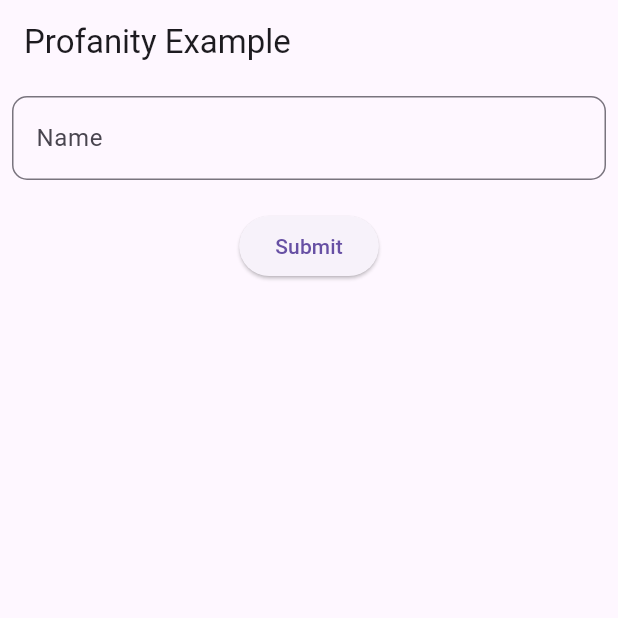
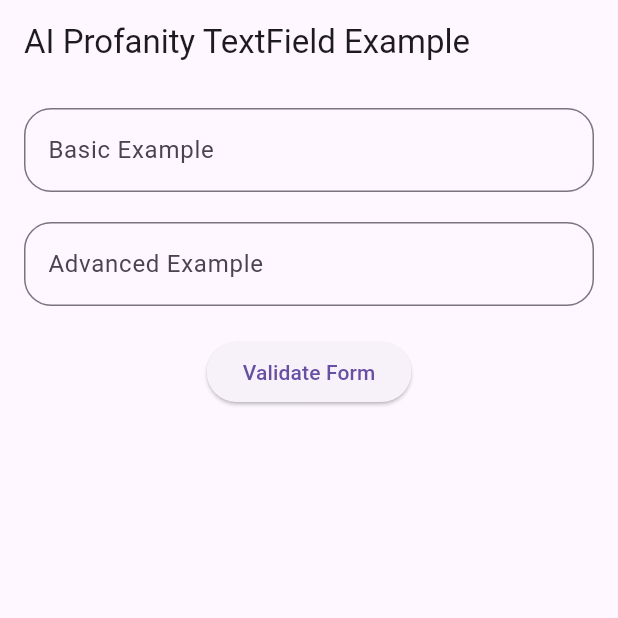
Before and after one commit to MCHTSEN/ai_profanity_textfield, a Flutter app: the screen it shows after launch, on a phone screen of 412 x 824 dp, the top half of it. Run offline on Flutter 3.47's test engine with Material 3 defaults, Android fonts, the phone set to English and light mode, and no system bars; our stand-ins replace flutter_dotenv, google_generative_ai.

Commit message:
optimized validation state managment

```diff
--- a/example/lib/main.dart
+++ b/example/lib/main.dart
@@ -1,6 +1,5 @@
+import 'package:flutter/material.dart';
 import 'package:ai_profanity_textfield/profanity.dart';
-import 'package:flutter/material.dart';
-import 'package:ai_profanity_textfield/src/profanity_widget.dart';
 
 void main() {
   runApp(const MyApp());
@@ -11,106 +10,114 @@ class MyApp extends StatelessWidget {
 
   @override
   Widget build(BuildContext context) {
-    return const MaterialApp(
-      title: 'Profanity Example',
+    return MaterialApp(
+      title: 'AI Profanity TextField Demo',
       debugShowCheckedModeBanner: false,
-      home: ProfanityExample(),
+      theme: ThemeData(
+        primarySwatch: Colors.blue,
+        useMaterial3: true,
+      ),
+      home: const MyHomePage(),
     );
   }
 }
 
-class ProfanityExample extends StatefulWidget {
-  const ProfanityExample({super.key});
+class MyHomePage extends StatefulWidget {
+  const MyHomePage({super.key});
 
   @override
-  State<ProfanityExample> createState() => _ProfanityExampleState();
+  State<MyHomePage> createState() => _MyHomePageState();
 }
 
-class _ProfanityExampleState extends State<ProfanityExample> {
+class _MyHomePageState extends State<MyHomePage> {
   final _formKey = GlobalKey<FormState>();
-  late final GeminiService geminiService;
-
-  @override
-  void initState() {
-    geminiService =
-        GeminiService(apiKey: 'AIzaSyCmgv7RAHTpybOw1k2WyxG9PaFyQmgNU_M');
-
-    super.initState();
-  }
-
-  void _submitForm() {
-    if (_formKey.currentState?.validate() ?? false) {
-      // Form is valid
-      ScaffoldMessenger.of(context).showSnackBar(
-        const SnackBar(content: Text('Form Submitted Successfully')),
-      );
-    } else {
-      // Form is invalid
-      ScaffoldMessenger.of(context).showSnackBar(
-        const SnackBar(content: Text('Please fix the errors in the form')),
-      );
-    }
-  }
+  // Initialize your GeminiService here
+  final geminiService =
+      GeminiService(apiKey: 'YOUR_API_KEY');
 
   @override
   Widget build(BuildContext context) {
     return Scaffold(
       appBar: AppBar(
-          title: const Text('Profanity Example'),
+        title: const Text('AI Profanity TextField Example'),
       ),
       body: Padding(
-          padding: const EdgeInsets.all(8.0),
+        padding: const EdgeInsets.all(16.0),
         child: Form(
           key: _formKey,
           child: Column(
             children: [
+              // Basic usage
               ProfanityTextFormField(
+                geminiService: geminiService,
+                decoration: const InputDecoration(
+                  labelText: 'Basic Example',
+                  hintText: 'Type something...',
+                ),
+              ),
+              const SizedBox(height: 20),
+              // Advanced usage with callbacks
+              ProfanityTextFormField(
+                geminiService: geminiService,
+                debounceDuration: const Duration(milliseconds: 500),
+                profanityMessage:
+                    'Oops! Try a friendlier username.', // Custom message in Turkish
+                decoration: const InputDecoration(
+                  labelText: 'Advanced Example',
+                  hintText: 'Type something...',
+                ),
+                onProfanityDetected: (text) {
+                  ScaffoldMessenger.of(context).showSnackBar(
+                    SnackBar(
+                      content: Text('Profanity detected in: $text'),
+                      backgroundColor: Colors.red,
+                    ),
+                  );
+                },
+                onCleanText: (text) {
+                  ScaffoldMessenger.of(context).showSnackBar(
+                    const SnackBar(
+                      content: Text('Text is clean!'),
+                      backgroundColor: Colors.green,
+                    ),
+                  );
+                },
                 validators: [
-                    //add a validator here
                   (value) {
-                      if (value == null || value.isEmpty) {
-                        return 'This field is required';
+                    if (value != null && value.length < 3) {
+                      return 'Text must be at least 3 characters long';
                     }
                     return null;
                   },
                   (value) {
-                      if (value!.length < 6) {
-                        return 'Password must be at least 6 characters';
+                    if (value != null && !RegExp(r'\d').hasMatch(value)) {
+                      return 'Text must contain at least one number';
                     }
                     return null;
+                  }
+                ],
+                // clear text field when profanity is detected
+                clearOnProfanity: false,
+                // show an icon that indicates valid or invalid
+                showValidIcon: true,
+              ),
+
+              const SizedBox(height: 20),
+
+              ElevatedButton(
+                onPressed: () {
+                  if (_formKey.currentState!.validate()) {
+                    ScaffoldMessenger.of(context).showSnackBar(
+                      const SnackBar(content: Text('Form is valid!')),
+                    );
+                  }
                 },
-                    (value) {
-                      if (!value!.contains(RegExp(r'\d'))) {
-                        return 'Password must contain at least one number';
-                      }
-                      return null;
-                    },
-                  ],
-                  geminiService: geminiService,
-                  profanityDecoration: InputDecoration(
-                    errorText: 'Inappropriate content detected',
-                    errorStyle: const TextStyle(color: Colors.red),
-                    border: OutlineInputBorder(
-                      borderRadius: BorderRadius.circular(10),
-                      borderSide: const BorderSide(color: Colors.blue),
-                    ),
-                  ),
-                  decoration: InputDecoration(
-                    labelText: 'Name',
-                    border: OutlineInputBorder(
-                      borderRadius: BorderRadius.circular(10),
-                      borderSide: const BorderSide(color: Colors.blue),
-                    ),
-                  ),
-                ),
-                const SizedBox(height: 20),
-                ElevatedButton(
-                  onPressed: _submitForm,
-                  child: const Text('Submit'),
+                child: const Text('Validate Form'),
               ),
             ],
           ),
         ),
-        ));
+      ),
+    );
   }
 }
--- a/lib/profanity.dart
+++ b/lib/profanity.dart
@@ -1,5 +1,4 @@
 library ai_profanity_textfield;
 
 export 'src/gemini_service.dart';
-export 'src/profanity_textfield.dart';
 export 'src/profanity_widget.dart';
--- a/lib/src/profanity_widget.dart
+++ b/lib/src/profanity_widget.dart
@@ -1,36 +1,8 @@
 import 'package:ai_profanity_textfield/profanity.dart';
+import 'package:ai_profanity_textfield/src/validation_state.dart';
 import 'package:flutter/cupertino.dart';
 import 'package:flutter/material.dart';
 import 'dart:async';
-
-enum ValidationState {
-  initial,
-  valid,
-  invalid,
-  loading,
-}
-
-class ValidationResult {
-  final bool isValid;
-  final String? errorMessage;
-  final String? successMessage;
-
-  ValidationResult({
-    required this.isValid,
-    this.errorMessage,
-    this.successMessage,
-  });
-
-  static ValidationResult success([String? message]) => ValidationResult(
-        isValid: true,
-        successMessage: message,
-      );
-
-  static ValidationResult error(String message) => ValidationResult(
-        isValid: false,
-        errorMessage: message,
-      );
-}
 
 class ProfanityTextFormField extends StatefulWidget {
   final GeminiService geminiService;
@@ -62,6 +34,7 @@ class ProfanityTextFormField extends StatefulWidget {
   final Duration validationMessageDuration;
   final Function(ValidationState state)? onValidationStateChanged;
   final bool showValidIcon;
+  final String profanityMessage;
 
   const ProfanityTextFormField({
     super.key,
@@ -94,6 +67,7 @@ class ProfanityTextFormField extends StatefulWidget {
     this.validationMessageDuration = const Duration(seconds: 3),
     this.onValidationStateChanged,
     this.showValidIcon = true,
+    this.profanityMessage = 'Oops! Try a friendlier username.',
   });
 
   @override
@@ -131,8 +105,8 @@ class _ProfanityTextFormFieldState extends State<ProfanityTextFormField> {
         _hasProfanity = false;
         _isChecking = false;
         _lastCheckedText = null;
-        _validationState = ValidationState.initial;
-        _validationMessage = null;
+        _validationState = ValidationState.invalid;
+        _validationMessage = 'This field is required';
       });
       return;
     }
@@ -148,6 +122,17 @@ class _ProfanityTextFormFieldState extends State<ProfanityTextFormField> {
   Future<void> _validateText(String text) async {
     if (!mounted) return;
 
+    // Handle empty text case immediately
+    if (text.isEmpty) {
+      setState(() {
+        _hasProfanity = false;
+        _isChecking = false;
+        _validationState = ValidationState.invalid;
+        _validationMessage = 'This field is required';
+      });
+      return;
+    }
+
     setState(() {
       _isChecking = true;
       _validationState = ValidationState.loading;
@@ -155,7 +140,6 @@ class _ProfanityTextFormFieldState extends State<ProfanityTextFormField> {
     });
 
     try {
-      // Önce diğer validasyonları kontrol et
       if (widget.validators != null && widget.validators!.isNotEmpty) {
         for (final validator in widget.validators!) {
           final error = validator(text);
@@ -165,7 +149,7 @@ class _ProfanityTextFormFieldState extends State<ProfanityTextFormField> {
               _validationState = ValidationState.invalid;
               _validationMessage = error;
             });
-            return; // Validasyon hatası varsa Gemini kontrolüne geçme
+            return;
           }
         }
       }
@@ -180,7 +164,7 @@ class _ProfanityTextFormFieldState extends State<ProfanityTextFormField> {
           _hasProfanity = true;
           _isChecking = false;
           _validationState = ValidationState.invalid;
-          _validationMessage = 'Inappropriate content detected';
+          _validationMessage = widget.profanityMessage;
         });
 
         widget.onProfanityDetected?.call(text);
@@ -189,14 +173,13 @@ class _ProfanityTextFormFieldState extends State<ProfanityTextFormField> {
           _controller.clear();
           setState(() {
             _hasProfanity = false;
-            _validationState = ValidationState.initial;
-            _validationMessage = null;
+            _validationState = ValidationState.invalid;
+            _validationMessage = 'This field is required';
           });
         }
         return;
       }
 
-      // Tüm kontroller başarılı
       setState(() {
         _hasProfanity = false;
         _isChecking = false;
@@ -229,9 +212,10 @@ class _ProfanityTextFormFieldState extends State<ProfanityTextFormField> {
         child: Center(
           child: Padding(
             padding: const EdgeInsets.all(4.0),
-            child: AdaptiveProgressIndicator(
-              size: widget.progressIndicatorSize,
-            ),
+            child: SizedBox(
+                width: widget.progressIndicatorSize,
+                height: widget.progressIndicatorSize,
+                child: const CircularProgressIndicator.adaptive()),
           ),
         ),
       ),
@@ -253,6 +237,12 @@ class _ProfanityTextFormFieldState extends State<ProfanityTextFormField> {
       keyboardType: widget.keyboardType,
       textInputAction: widget.textInputAction,
       onChanged: _onChanged,
+      validator: (value) {
+        if (value == null || value.isEmpty) {
+          return 'This field is required';
+        }
+        return null;
+      },
       onFieldSubmitted: (text) {
         if (!widget.checkWhileTyping) {
           _validateText(text);
@@ -263,56 +253,58 @@ class _ProfanityTextFormFieldState extends State<ProfanityTextFormField> {
   }
 
   InputDecoration _getDecoration() {
-    if (_validationState == ValidationState.loading) {
-      return (widget.decoration ?? const InputDecoration()).copyWith(
-        suffixIcon: _buildLoadingIndicator(),
-      );
-    } else if (_validationState == ValidationState.invalid) {
-      return (widget.profanityDecoration ?? const InputDecoration()).copyWith(
-        errorText: _validationMessage,
-        errorStyle: const TextStyle(color: Colors.red),
-      );
-    } else if (_validationState == ValidationState.valid) {
-      return (widget.successDecoration ?? const InputDecoration()).copyWith(
-        helperText: _validationMessage,
-        helperStyle: const TextStyle(color: Colors.green),
-        suffixIcon: widget.showValidIcon
+    Color borderColor;
+    Widget? suffixIcon;
+
+    switch (_validationState) {
+      case ValidationState.loading:
+        borderColor = Colors.grey;
+        suffixIcon = _buildLoadingIndicator();
+        break;
+      case ValidationState.invalid:
+        borderColor = Colors.red;
+        suffixIcon = widget.showValidIcon
+            ? Icon(Icons.error, color: Colors.red)
+            : null;
+        break;
+      case ValidationState.valid:
+        borderColor = Colors.green;
+        suffixIcon = widget.showValidIcon
             ? const Icon(Icons.check_circle, color: Colors.green)
-            : null,
-      );
-    }
-    return widget.decoration ?? const InputDecoration();
-  }
-}
-
-class AdaptiveProgressIndicator extends StatelessWidget {
-  final double size;
-  final Color? color;
-
-  const AdaptiveProgressIndicator({
-    super.key,
-    this.size = 20,
-    this.color,
-  });
-
-  @override
-  Widget build(BuildContext context) {
-    final platform = Theme.of(context).platform;
-
-    if (platform == TargetPlatform.iOS || platform == TargetPlatform.macOS) {
-      return CupertinoActivityIndicator(
-        radius: size / 2,
-      );
+            : null;
+        break;
+      case ValidationState.initial:
+      default:
+        borderColor = Colors.black;
+        suffixIcon = null;
+        break;
     }
 
-    return SizedBox(
-      width: size,
-      height: size,
-      child: CircularProgressIndicator(
-        strokeWidth: 2,
-        valueColor:
-            color != null ? AlwaysStoppedAnimation<Color>(color!) : null,
+    return (widget.decoration ?? const InputDecoration()).copyWith(
+      border: OutlineInputBorder(
+        borderSide: BorderSide(color: borderColor),
+        borderRadius: BorderRadius.circular(18),
       ),
+      focusedBorder: OutlineInputBorder(
+        borderSide: BorderSide(color: borderColor),
+        borderRadius: BorderRadius.circular(18),
+      ),
+      errorBorder: OutlineInputBorder(
+        borderSide: const BorderSide(color: Colors.red),
+        borderRadius: BorderRadius.circular(18),
+      ),
+      focusedErrorBorder: OutlineInputBorder(
+        borderSide: const BorderSide(color: Colors.red),
+        borderRadius: BorderRadius.circular(18),
+      ),
+      suffixIcon: suffixIcon,
+      errorText: _validationState == ValidationState.invalid
+          ? _validationMessage
+          : null,
+      helperText:
+          _validationState == ValidationState.valid ? _validationMessage : null,
+      helperStyle: const TextStyle(color: Colors.green),
+      errorStyle: const TextStyle(color: Colors.red),
     );
   }
 }
--- /dev/null
+++ b/lib/src/validation_state.dart
@@ -0,0 +1,29 @@
+
+enum ValidationState {
+  initial,
+  valid,
+  invalid,
+  loading,
+}
+
+class ValidationResult {
+  final bool isValid;
+  final String? errorMessage;
+  final String? successMessage;
+
+  ValidationResult({
+    required this.isValid,
+    this.errorMessage,
+    this.successMessage,
+  });
+
+  static ValidationResult success([String? message]) => ValidationResult(
+        isValid: true,
+        successMessage: message,
+      );
+
+  static ValidationResult error(String message) => ValidationResult(
+        isValid: false,
+        errorMessage: message,
+      );
+}
```
Also changed, not shown: lib/src/profanity_textfield.dart (deleted, +0 -114 lines). Lines whose indentation alone changed are shown as unchanged.
